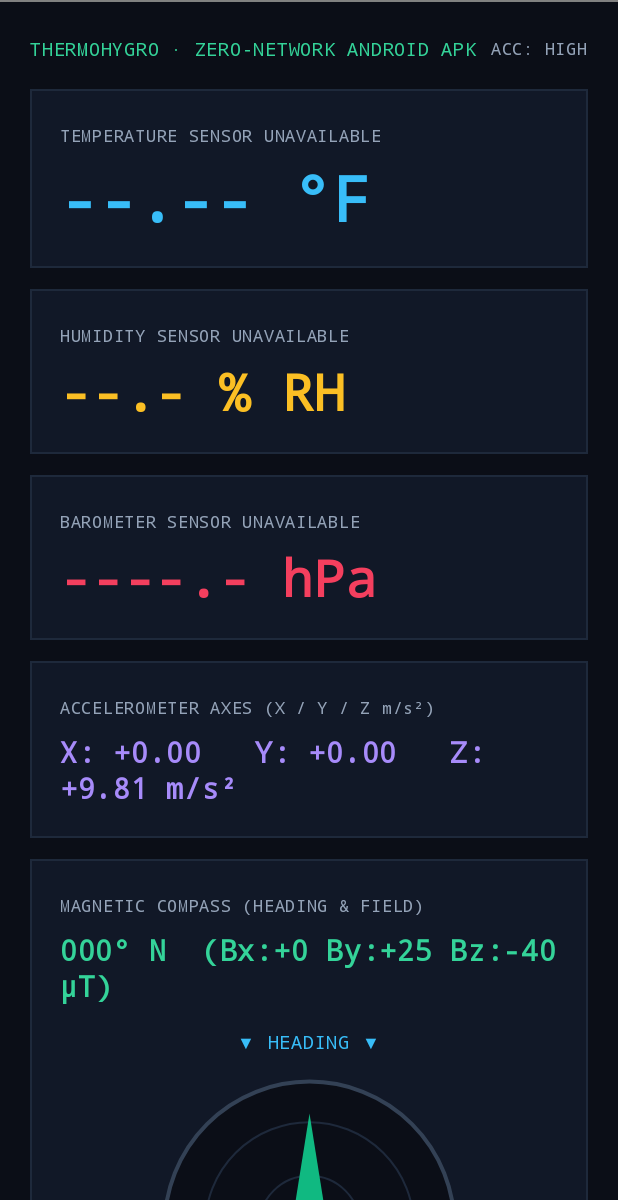
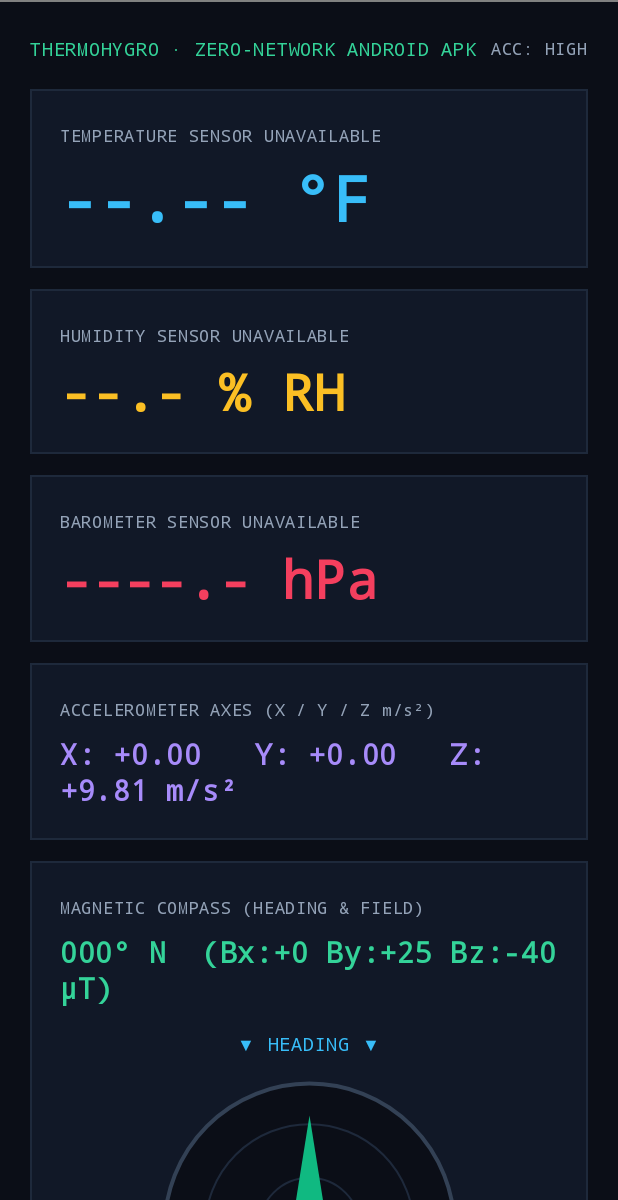
Before and after one commit to ervandarnell/AndroidViewSensors, an Android app built with Jetpack Compose: the screen it shows after launch (MainActivity), on a phone screen of 412 x 824 dp, the part 36-1236 px from its top. Run offline under Robolectric (Android 15) with nearby library versions, the phone set to English and light mode, and no system bars.

Commit message:
change font size to 35

```diff
--- a/app/src/main/java/com/thermohygro/offlinesensor/MainActivity.kt
+++ b/app/src/main/java/com/thermohygro/offlinesensor/MainActivity.kt
@@ -413,7 +413,7 @@ fun ThermoHygroScreen(
             Text(
                 text = pressureHpa?.let { String.format(Locale.US, "%.1f hPa", it) } ?: "----.- hPa",
                 color = Color(0xFFF43F5E),
-                fontSize = 34.sp,
+                fontSize = 35.sp,
                 fontWeight = FontWeight.Bold,
                 fontFamily = FontFamily.Monospace
             )
```
